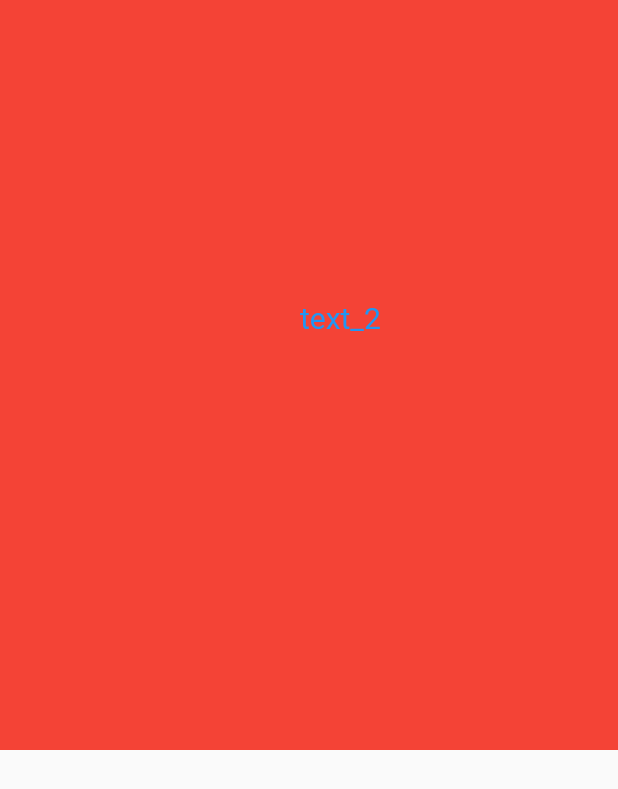
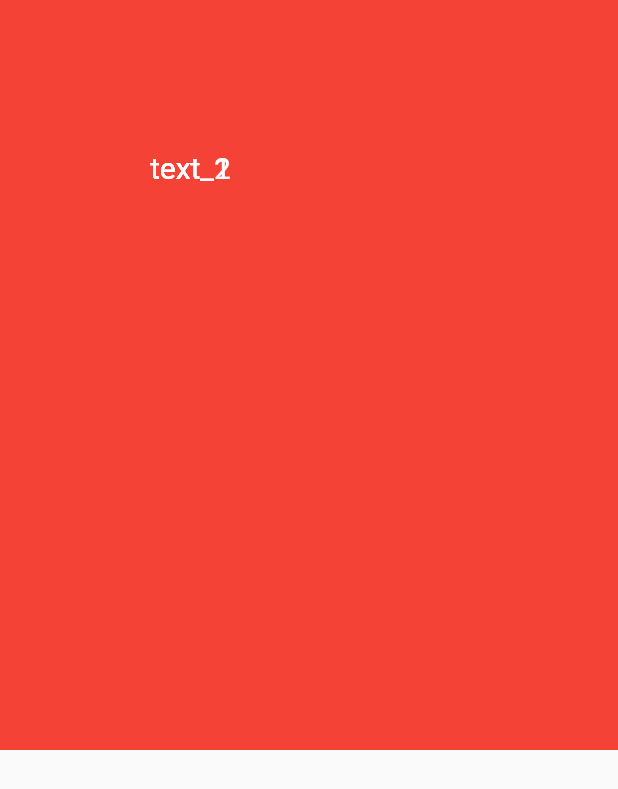
Before and after one commit to swimmingkiim/paintable_text, a Flutter app: the screen it shows after launch, on a phone screen of 412 x 824 dp. Shown: the top 789 px of the screen. Run offline on Flutter 3.47's test engine with Material 2 defaults, Android fonts, the phone set to English and light mode, and no system bars.

```diff
--- a/example/lib/main.dart
+++ b/example/lib/main.dart
@@ -34,7 +34,7 @@ class _PaintableTextExampleState extends State<PaintableTextExample> {
   final PaintableTextController controller1 = PaintableTextController(
     text: 'text_1',
     textStyle: const TextStyle(
-      color: Colors.red,
+      color: Colors.white,
       fontSize: 20.0,
     ),
     offset: const Offset(100.0, 100.0),
@@ -43,10 +43,10 @@ class _PaintableTextExampleState extends State<PaintableTextExample> {
   final PaintableTextController controller2 = PaintableTextController(
     text: 'text_2',
     textStyle: const TextStyle(
-      color: Colors.blue,
+      color: Colors.white,
       fontSize: 20.0,
     ),
-    offset: const Offset(200.0, 200.0),
+    offset: const Offset(100.0, 100.0),
   );
 
   @override
@@ -57,7 +57,7 @@ class _PaintableTextExampleState extends State<PaintableTextExample> {
         height: 500.0,
         color: Colors.red,
         child: LayoutBuilder(builder: (context, constraints) {
-          return PaintableText(controllers: [
+          return PaintableText(constraints: constraints, controllers: [
             controller1..canvasConstraints = constraints,
             controller2..canvasConstraints = constraints,
           ]);
--- a/lib/src/paintable_text_controller.dart
+++ b/lib/src/paintable_text_controller.dart
@@ -1,8 +1,9 @@
 // flutter
 import 'package:flutter/material.dart';
+import 'package:flutter/services.dart';
 
 // packages
-import 'package:vector_math/vector_math.dart';
+import 'package:vector_math/vector_math.dart' show Vector2;
 
 const TextStyle defaultTextStyle = TextStyle();
 const Color defaultTextColor = Color(0xFF000000);
@@ -53,7 +54,7 @@ class PaintableTextController {
           minHeight: textSize!.height,
         ),
         child: IntrinsicWidth(
-          child: TextField(
+          child: TextFormField(
             controller: textEditingController,
             onChanged: onTextChange,
             focusNode: focusNode,
--- a/lib/src/paintable_text_widget.dart
+++ b/lib/src/paintable_text_widget.dart
@@ -12,9 +12,14 @@ import 'paintable_text_controller.dart';
 import 'paintable_text_painter.dart';
 
 class PaintableText extends StatefulWidget {
-  const PaintableText({Key? key, required this.controllers}) : super(key: key);
+  const PaintableText({
+    Key? key,
+    required this.controllers,
+    required this.constraints,
+  }) : super(key: key);
 
   final List<PaintableTextController> controllers;
+  final BoxConstraints constraints;
 
   @override
   State<PaintableText> createState() => _PaintableTextState();
@@ -94,14 +99,22 @@ class _PaintableTextState extends State<PaintableText> {
       onPanUpdate: (details) {
         _move(details);
       },
+      onTap: () {},
       onTapUp: (TapUpDetails details) {
         _tap(details);
       },
       child: Stack(
-        children: widget.controllers
-            .map<Widget>((controller) =>
-                PaintableTextCustomPaintWidget(controller: controller))
-            .toList(),
+        children: [
+          Container(
+            width: widget.constraints.maxWidth,
+            height: widget.constraints.maxHeight,
+            color: Colors.transparent,
+          ),
+          ...widget.controllers
+              .map<Widget>((controller) =>
+                  PaintableTextCustomPaintWidget(controller: controller))
+              .toList(),
+        ],
       ),
     );
   }
```
